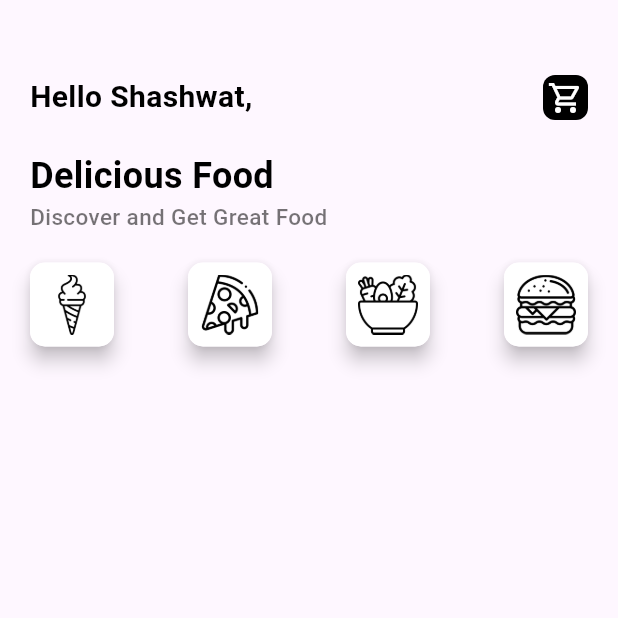
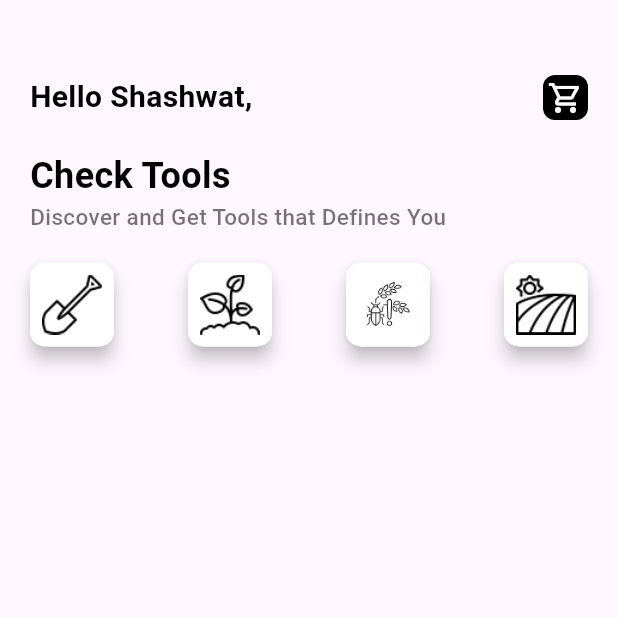
Before and after one commit to stp2003/epic, a Flutter app: the Home screen opened directly, on a phone screen of 412 x 824 dp, the top half of it. Run offline on Flutter 3.47's test engine with Material 3 defaults, Android fonts, the phone set to English and light mode, and no system bars; our stand-ins replace cloud_firestore, curved_navigation_bar, firebase_auth, firebase_core, firebase_storage, image_picker and 2 more; accounts and stored records are empty; network calls fail; Roboto replaces fonts that are missing (Poppins).

Commit message:
ui fixes

```diff
--- a/lib/admin/add_food.dart
+++ b/lib/admin/add_food.dart
@@ -60,7 +60,7 @@ class _AddFoodState extends State<AddFood> {
             const SnackBar(
               backgroundColor: Colors.orangeAccent,
               content: Text(
-                "Food Item has been added Successfully",
+                "Tools has been added Successfully",
                 style: TextStyle(fontSize: 18.0),
               ),
             ),
@@ -85,7 +85,7 @@ class _AddFoodState extends State<AddFood> {
         ),
         centerTitle: true,
         title: Text(
-          "Add Item",
+          "Add Items",
           style: AppWidget.headlineTextFieldStyle(),
         ),
       ),
--- a/lib/admin/home_admin.dart
+++ b/lib/admin/home_admin.dart
@@ -48,16 +48,19 @@ class _HomeAdminState extends State<HomeAdmin> {
                       children: [
                         Padding(
                           padding: const EdgeInsets.all(6.0),
-                          child: Image.asset(
-                            "images/food.jpg",
-                            height: 100,
-                            width: 100,
-                            fit: BoxFit.cover,
+                          child: ClipRRect(
+                            borderRadius: BorderRadius.circular(20.0),
+                            child: Image.asset(
+                              "images/farmer_admin.jpg",
+                              height: 100,
+                              width: 100,
+                              fit: BoxFit.cover,
+                            ),
                           ),
                         ),
                         const SizedBox(width: 30.0),
                         const Text(
-                          "Add Food Items",
+                          "Add Items",
                           style: TextStyle(
                             color: Colors.white,
                             fontSize: 20.0,
--- a/lib/main.dart
+++ b/lib/main.dart
@@ -1,4 +1,4 @@
-import 'package:epic/pages/bottomNav.dart';
+import 'package:epic/pages/onboard.dart';
 import 'package:firebase_core/firebase_core.dart';
 import 'package:flutter/material.dart';
 
@@ -25,7 +25,7 @@ class MyApp extends StatelessWidget {
         colorScheme: ColorScheme.fromSeed(seedColor: Colors.deepPurple),
         useMaterial3: true,
       ),
-      home: const BottomNav(),
+      home: const Onboard(),
     );
   }
 }
--- a/lib/pages/home.dart
+++ b/lib/pages/home.dart
@@ -13,7 +13,7 @@ class Home extends StatefulWidget {
 }
 
 class _HomeState extends State<Home> {
-  bool iceCream = false, pizza = false, salad = false, burger = false;
+  bool tools = false, seeds = false, salad = false, burger = false;
 
   Stream? foodItemStream;
 
@@ -79,7 +79,8 @@ class _HomeState extends State<Home> {
                               ),
                               const SizedBox(height: 5.0),
                               Text(
-                                "Fresh and Healthy",
+                                ds['Detail'],
+                                maxLines: 1,
                                 style: AppWidget.lightTextFieldStyle(),
                               ),
                               const SizedBox(height: 5.0),
@@ -161,7 +162,8 @@ class _HomeState extends State<Home> {
                                     width:
                                         MediaQuery.of(context).size.width / 2,
                                     child: Text(
-                                      "Honey goot cheese",
+                                      ds['Detail'],
+                                      maxLines: 1,
                                       style: AppWidget.lightTextFieldStyle(),
                                     ),
                                   ),
@@ -220,9 +222,9 @@ class _HomeState extends State<Home> {
                 ],
               ),
               const SizedBox(height: 20.0),
-              Text("Delicious Food", style: AppWidget.headlineTextFieldStyle()),
+              Text("Check Tools", style: AppWidget.headlineTextFieldStyle()),
               Text(
-                "Discover and Get Great Food",
+                "Discover and Get Tools that Defines You",
                 style: AppWidget.lightTextFieldStyle(),
               ),
               const SizedBox(height: 20.0),
@@ -231,7 +233,7 @@ class _HomeState extends State<Home> {
                 child: showItem(),
               ),
               const SizedBox(height: 30.0),
-              Container(height: 270, child: allItems()),
+              SizedBox(height: 270, child: allItems()),
               const SizedBox(height: 30.0),
               allItemsVertical(),
             ],
@@ -247,8 +249,8 @@ class _HomeState extends State<Home> {
       children: [
         GestureDetector(
           onTap: () async {
-            iceCream = true;
-            pizza = false;
+            tools = true;
+            seeds = false;
             salad = false;
             burger = false;
             foodItemStream = await DatabaseMethods().getFoodItem('Tools');
@@ -259,24 +261,24 @@ class _HomeState extends State<Home> {
             borderRadius: BorderRadius.circular(10),
             child: Container(
               decoration: BoxDecoration(
-                color: iceCream ? Colors.black : Colors.white,
+                color: tools ? Colors.black : Colors.white,
                 borderRadius: BorderRadius.circular(10),
               ),
               padding: const EdgeInsets.all(8),
               child: Image.asset(
-                "images/ice-cream.png",
+                "images/spade.png",
                 height: 40,
                 width: 40,
                 fit: BoxFit.cover,
-                color: iceCream ? Colors.white : Colors.black,
+                color: tools ? Colors.white : Colors.black,
               ),
             ),
           ),
         ),
         GestureDetector(
           onTap: () async {
-            iceCream = false;
-            pizza = true;
+            tools = false;
+            seeds = true;
             salad = false;
             burger = false;
             foodItemStream = await DatabaseMethods().getFoodItem('Seeds');
@@ -287,24 +289,24 @@ class _HomeState extends State<Home> {
             borderRadius: BorderRadius.circular(10),
             child: Container(
               decoration: BoxDecoration(
-                color: pizza ? Colors.black : Colors.white,
+                color: seeds ? Colors.black : Colors.white,
                 borderRadius: BorderRadius.circular(10),
               ),
               padding: const EdgeInsets.all(8),
               child: Image.asset(
-                "images/pizza.png",
+                "images/seed.png",
                 height: 40,
                 width: 40,
                 fit: BoxFit.cover,
-                color: pizza ? Colors.white : Colors.black,
+                color: seeds ? Colors.white : Colors.black,
               ),
             ),
           ),
         ),
         GestureDetector(
           onTap: () async {
-            iceCream = false;
-            pizza = false;
+            tools = false;
+            seeds = false;
             salad = true;
             burger = false;
             foodItemStream = await DatabaseMethods().getFoodItem('Pests');
@@ -320,7 +322,7 @@ class _HomeState extends State<Home> {
               ),
               padding: const EdgeInsets.all(8),
               child: Image.asset(
-                "images/salad.png",
+                "images/pests.png",
                 height: 40,
                 width: 40,
                 fit: BoxFit.cover,
@@ -331,8 +333,8 @@ class _HomeState extends State<Home> {
         ),
         GestureDetector(
           onTap: () async {
-            iceCream = false;
-            pizza = false;
+            tools = false;
+            seeds = false;
             salad = false;
             burger = true;
             foodItemStream = await DatabaseMethods().getFoodItem('Land');
@@ -343,12 +345,12 @@ class _HomeState extends State<Home> {
             borderRadius: BorderRadius.circular(10),
             child: Container(
               decoration: BoxDecoration(
-                color: burger ? Colors.black : Colors.white,
+                color: burger ? Colors.lightGreen : Colors.white,
                 borderRadius: BorderRadius.circular(10),
               ),
               padding: const EdgeInsets.all(8),
               child: Image.asset(
-                "images/burger.png",
+                "images/land.png",
                 height: 40,
                 width: 40,
                 fit: BoxFit.cover,
--- a/lib/pages/onboard.dart
+++ b/lib/pages/onboard.dart
@@ -62,11 +62,13 @@ class _OnboardState extends State<Onboard> {
                       const SizedBox(height: 40.0),
                       Text(
                         contents[i].title,
+                        textAlign: TextAlign.center,
                         style: AppWidget.headlineTextFieldStyle(),
                       ),
                       const SizedBox(height: 20.0),
                       Text(
                         contents[i].description,
+                        textAlign: TextAlign.center,
                         style: AppWidget.lightTextFieldStyle(),
                       )
                     ],
--- a/lib/pages/order.dart
+++ b/lib/pages/order.dart
@@ -140,7 +140,7 @@ class _OrderState extends State<Order> {
                 padding: const EdgeInsets.only(bottom: 10.0),
                 child: Center(
                   child: Text(
-                    "Food Cart",
+                    "Items Cart",
                     style: AppWidget.headlineTextFieldStyle(),
                   ),
                 ),
```
Also changed, not shown: lib/pages/details.dart (+12 -8 lines), lib/pages/forgotPassword.dart (+6 -1 lines), lib/pages/login.dart (+9 -5 lines), lib/pages/profile.dart (+50 -0 lines), lib/pages/signup.dart (+9 -5 lines), lib/widgets/content_model.dart (+12 -10 lines), images/farmer_admin.jpg (added), images/land.png (added), images/land_admin.jpg (added), images/pests.png (added), images/seed.png (added), images/spade.png (added).
